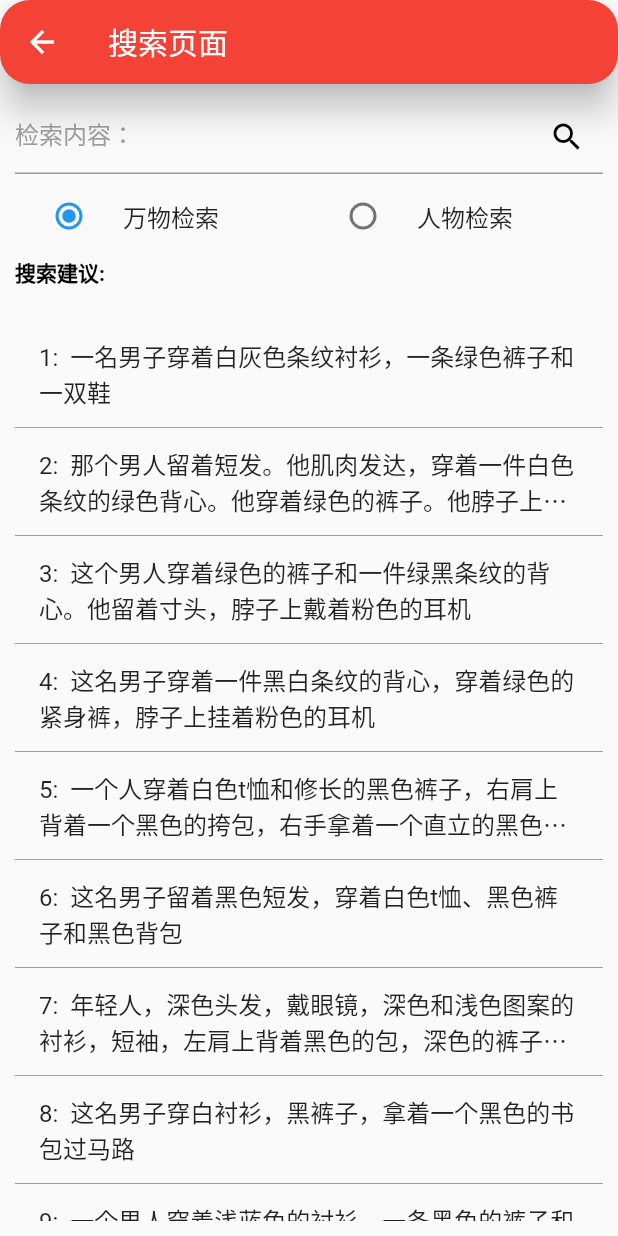
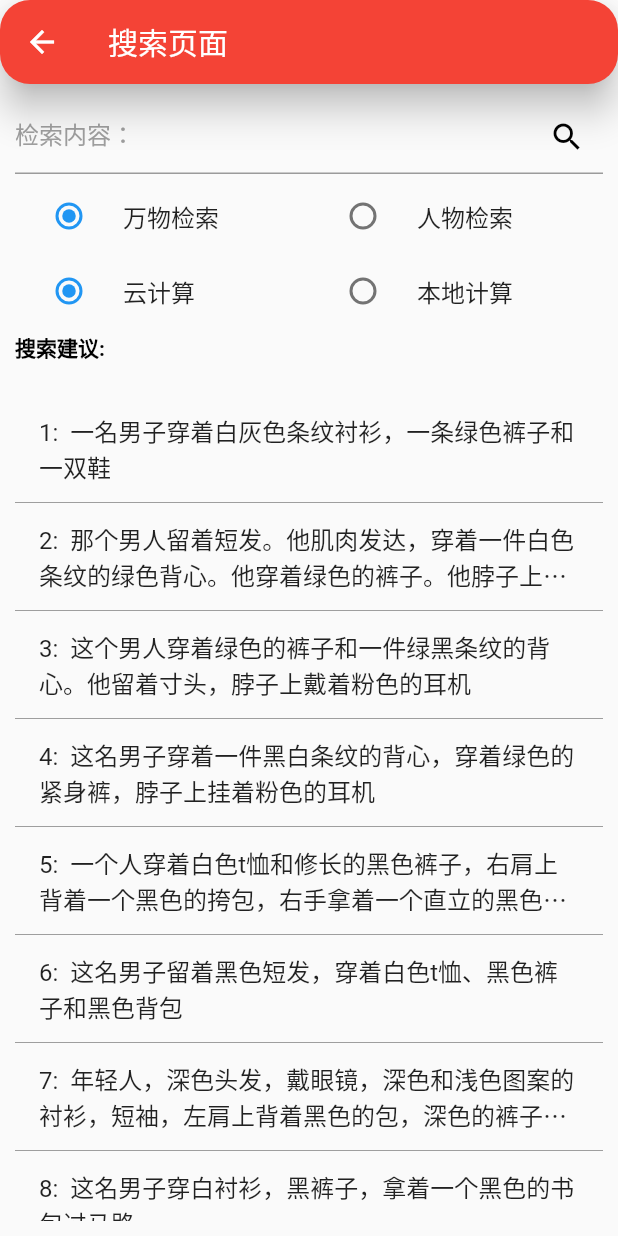
Before and after one commit to Mr-Lobster/smart_photo_album, a Flutter app: the SearchPage screen opened directly, on a phone screen of 412 x 824 dp. Run offline on Flutter 3.47's test engine with Material 2 defaults, Android fonts, the phone set to English and light mode, and no system bars; our stand-ins replace dio, fluttertoast, photo_view; missing offline and left inert: photo_manager, pinch_zoom_image_last.

Commit message:
定稿！

```diff
--- a/lib/routes/search_page.dart
+++ b/lib/routes/search_page.dart
@@ -1,4 +1,5 @@
 import 'package:flutter/material.dart';
+import 'package:fluttertoast/fluttertoast.dart';
 import 'package:smart_photo_album/routes/response_page.dart';
 
 class SearchPage extends StatefulWidget {
@@ -12,6 +13,7 @@ class _SearchPageState extends State<SearchPage> {
   int current_search = 0;
   late TextEditingController _controller;
   var _radioGroupValue = '万物检索';
+  var _radioGroupValue2 = '云计算';
   List<String> advice = [
     "一名男子穿着白灰色条纹衬衫，一条绿色裤子和一双鞋",
     "那个男人留着短发。他肌肉发达，穿着一件白色条纹的绿色背心。他穿着绿色的裤子。他脖子上挂着粉色的耳机。他手里拿着一个杯子。",
@@ -69,7 +71,15 @@ class _SearchPageState extends State<SearchPage> {
                   height: 50,
                   child: TextField(
                     controller: _controller,
-                    onSubmitted: (value) {
+                    onSubmitted: (value) async {
+                      if (_radioGroupValue2 == "本地计算") {
+                        Fluttertoast.showToast(
+                          msg: "本地计算加载中.....",
+                        );
+                        await Future.delayed(const Duration(seconds: 3), () {
+                          Fluttertoast.showToast(msg: "本地计算组件加载完毕");
+                        });
+                      }
                       if (_radioGroupValue == "万物检索") {
                         Navigator.of(context).push(MaterialPageRoute(
                           builder: (context) {
@@ -106,7 +116,16 @@ class _SearchPageState extends State<SearchPage> {
                           // 溅墨色（波纹色）
                           highlightColor: Colors.black,
                           // 点击时的背景色（高亮色）
-                          onTap: () {
+                          onTap: () async {
+                            if (_radioGroupValue2 == "本地计算") {
+                              Fluttertoast.showToast(
+                                msg: "本地计算加载中.....",
+                              );
+                              await Future.delayed(const Duration(seconds: 3),
+                                  () {
+                                Fluttertoast.showToast(msg: "本地计算组件加载完毕");
+                              });
+                            }
                             if (_radioGroupValue == "万物检索") {
                               Navigator.of(context).push(MaterialPageRoute(
                                 builder: (context) {
@@ -141,7 +160,14 @@ class _SearchPageState extends State<SearchPage> {
                 height: 50,
                 //width: MediaQuery.of(context).size.width - 10,
                 child: Container(
-                  child: _buildEditable(),
+                  child: _buildEditable1(),
+                ),
+              ),
+              SizedBox(
+                height: 50,
+                //width: MediaQuery.of(context).size.width - 10,
+                child: Container(
+                  child: _buildEditable2(),
                 ),
               ),
               const SizedBox(
@@ -193,7 +219,7 @@ class _SearchPageState extends State<SearchPage> {
         ));
   }
 
-  _buildEditable() {
+  _buildEditable1() {
     return Row(
       children: <Widget>[
         Expanded(
@@ -221,7 +247,40 @@ class _SearchPageState extends State<SearchPage> {
             title: const Text("人物检索"),
           ),
           flex: 1,
-        )
+        ),
+      ],
+    );
+  }
+
+  _buildEditable2() {
+    return Row(
+      children: <Widget>[
+        Expanded(
+          child: RadioListTile(
+            value: '云计算',
+            groupValue: _radioGroupValue2,
+            onChanged: (value) {
+              setState(() {
+                _radioGroupValue2 = value.toString();
+              });
+            },
+            title: const Text("云计算"),
+          ),
+          flex: 1,
+        ),
+        Expanded(
+          child: RadioListTile(
+            value: '本地计算',
+            groupValue: _radioGroupValue2,
+            onChanged: (value) {
+              setState(() {
+                _radioGroupValue2 = value.toString();
+              });
+            },
+            title: const Text("本地计算"),
+          ),
+          flex: 1,
+        ),
       ],
     );
   }
--- a/lib/routes/setting_page.dart
+++ b/lib/routes/setting_page.dart
@@ -68,7 +68,7 @@ class SettingPageState extends State<SettingPage> {
                         title: Text(
                           "应用名称",
                         ),
-                        trailing: Text("跨模态检索相册"),
+                        trailing: Text("万物检索相册"),
                       ),
                       const Divider(height: 0),
                       const ListTile(
```
Also changed, not shown: 9 other files.
